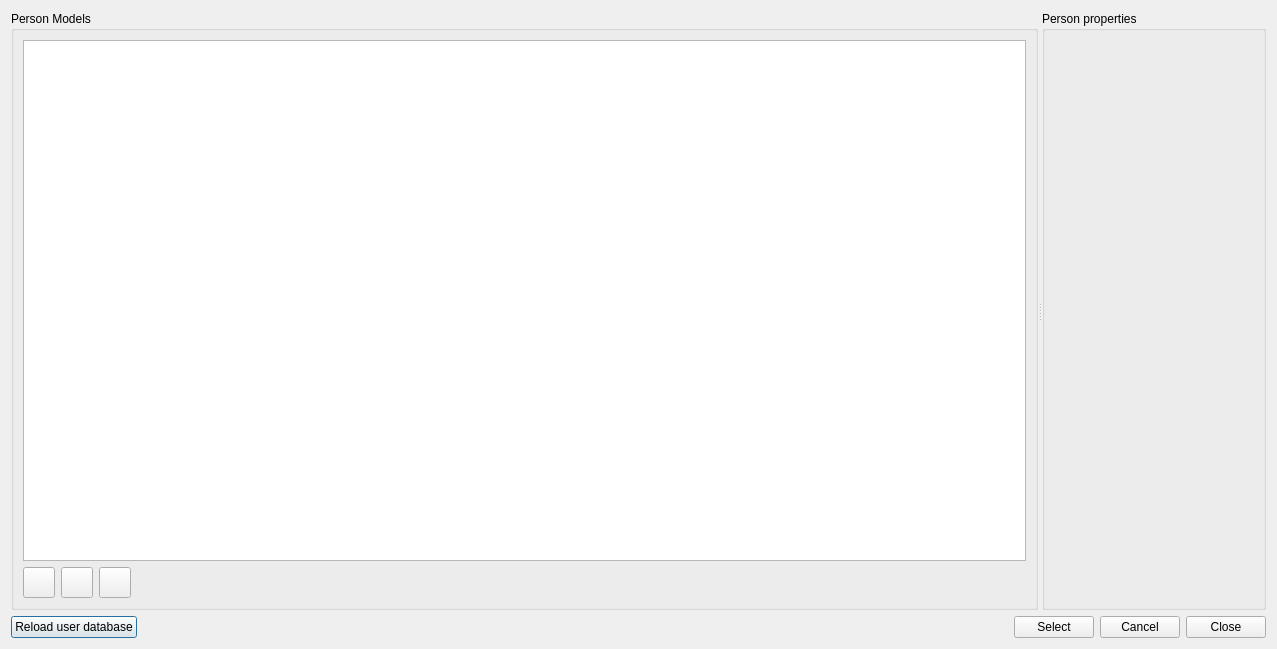
Before: the Qt Designer form SIM-VICUS/src/SVDBInternalLoadsPersonEditDialog.ui in ghorwin/SIM-VICUS, drawn with Qt 5.
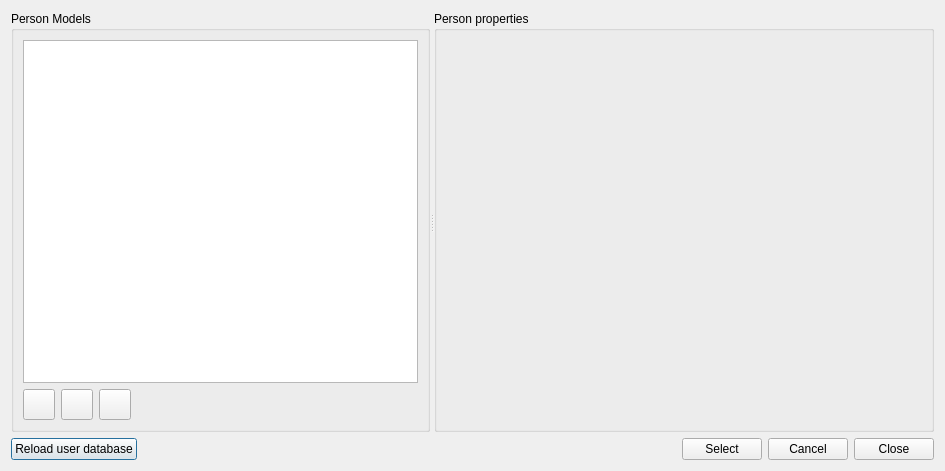
After: the same form once the commit is applied. Icons and pictures are not drawn. Custom widgets are drawn as their Qt base class.

Commit message: Layout fix in internal loads dialog.

Patch:
```diff
--- a/SIM-VICUS/src/SVDBInternalLoadsPersonEditDialog.ui
+++ b/SIM-VICUS/src/SVDBInternalLoadsPersonEditDialog.ui
@@ -6,8 +6,8 @@
    <rect>
     <x>0</x>
     <y>0</y>
-    <width>1277</width>
-    <height>649</height>
+    <width>945</width>
+    <height>471</height>
    </rect>
   </property>
   <property name="windowTitle">
@@ -101,6 +101,12 @@
       </layout>
      </widget>
      <widget class="QGroupBox" name="groupBox_2">
+      <property name="minimumSize">
+       <size>
+        <width>500</width>
+        <height>0</height>
+       </size>
+      </property>
       <property name="title">
        <string>Person properties</string>
       </property>
@@ -108,17 +114,11 @@
        <item>
         <widget class="SVDBInternalLoadsPersonEditWidget" name="editWidget" native="true">
          <property name="sizePolicy">
-          <sizepolicy hsizetype="Preferred" vsizetype="Expanding">
+          <sizepolicy hsizetype="Expanding" vsizetype="Preferred">
            <horstretch>0</horstretch>
            <verstretch>0</verstretch>
           </sizepolicy>
          </property>
-         <property name="minimumSize">
-          <size>
-           <width>200</width>
-           <height>200</height>
-          </size>
-         </property>
         </widget>
        </item>
       </layout>
```
The commit also changes 1 other file.
